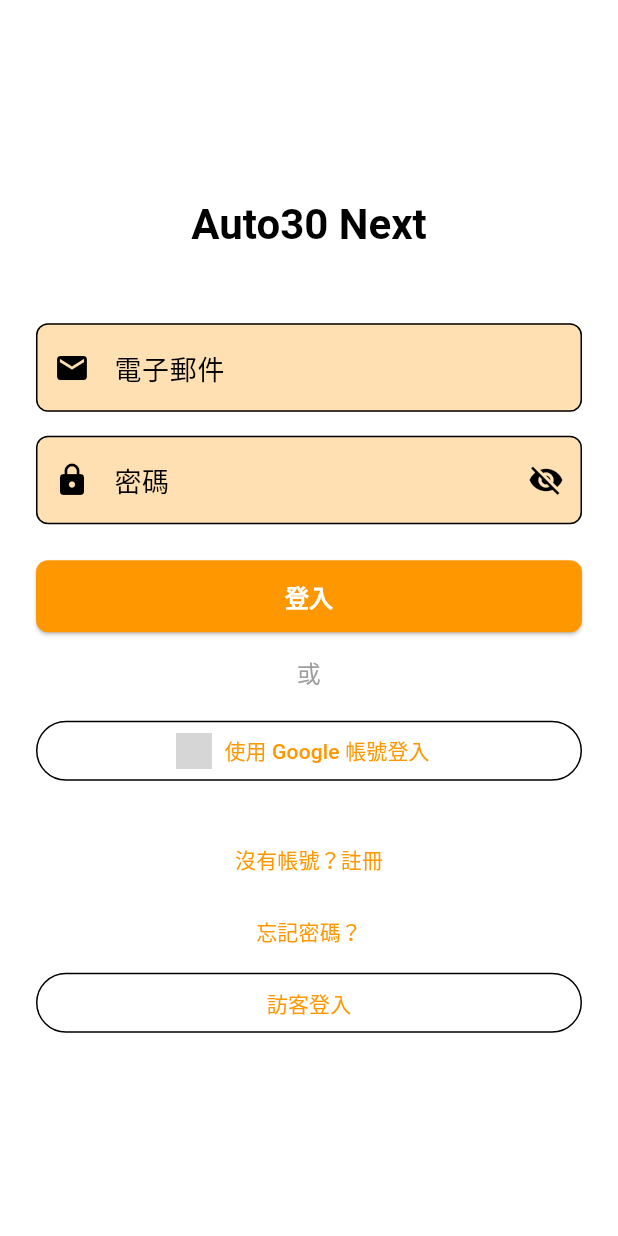
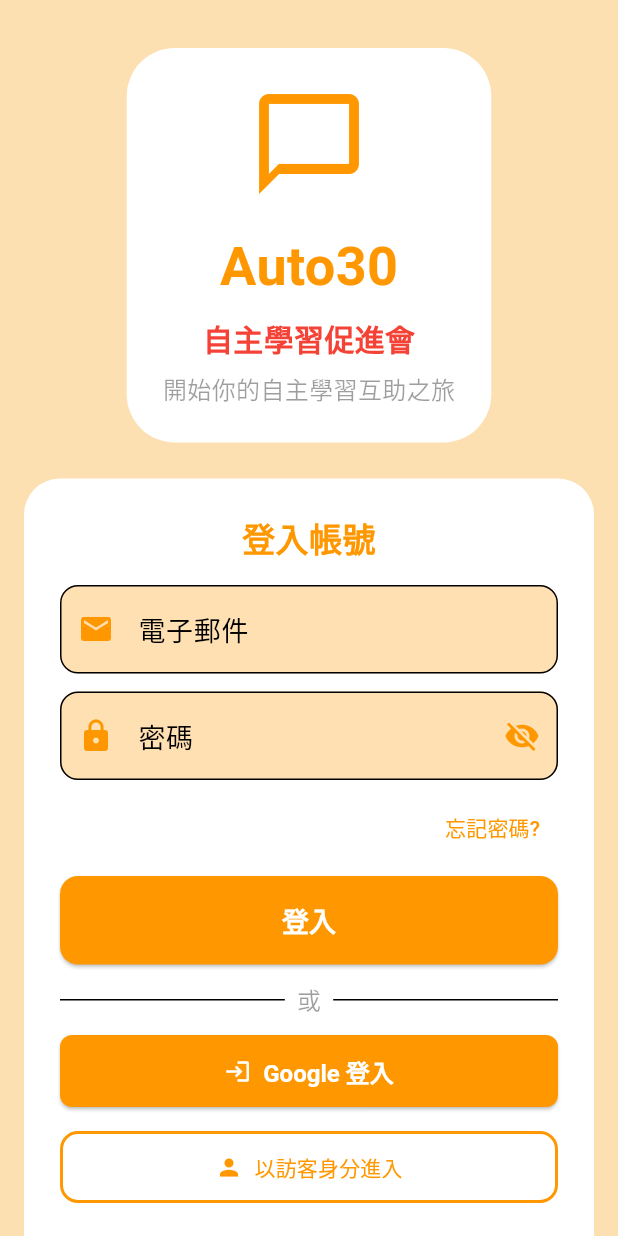
Before and after one commit to 3dw/auto30_next, a Flutter app: the screen it shows after launch, on a phone screen of 412 x 824 dp. Run offline on Flutter 3.47's test engine with Material 3 defaults, Android fonts, the phone set to English and light mode, and no system bars; our stand-ins replace firebase_auth, firebase_core, google_sign_in; missing offline and left inert: dart:html, dart:js, dart:ui_web; accounts and stored records are empty; grey boxes are pictures that could not be loaded.

Commit message:
work on #1 google 登入ＯＫ，接下來要處理 google 註冊

```diff
--- a/lib/features/auth/presentation/screens/login_screen.dart
+++ b/lib/features/auth/presentation/screens/login_screen.dart
@@ -1,9 +1,9 @@
 import 'package:flutter/material.dart';
 import 'package:provider/provider.dart';
 import 'package:auto30_next/features/auth/presentation/providers/auth_provider.dart';
-import 'package:auto30_next/core/config/app_config.dart';
 import 'package:auto30_next/features/auth/presentation/screens/register_screen.dart';
 import 'package:auto30_next/features/auth/presentation/screens/forgot_password_screen.dart';
+import 'package:auto30_next/features/auth/presentation/widgets/google_sign_in_button.dart';
 
 class LoginScreen extends StatefulWidget {
   const LoginScreen({super.key});
@@ -41,29 +41,55 @@ class _LoginScreenState extends State<LoginScreen> {
   @override
   Widget build(BuildContext context) {
     final authProvider = context.watch<AuthProvider>();
-
+    final theme = Theme.of(context);
     return Scaffold(
-      body: SafeArea(
-        child: Center(
+      backgroundColor: const Color(0xFFFDE0B2),
+      body: Center(
         child: SingleChildScrollView(
+          child: Column(
+            mainAxisAlignment: MainAxisAlignment.center,
+            children: [
+              // 上方 Logo 與標題
+              Container(
+                margin: const EdgeInsets.only(top: 32, bottom: 16),
                 padding: const EdgeInsets.all(24),
+                decoration: BoxDecoration(
+                  color: Colors.white,
+                  borderRadius: BorderRadius.circular(32),
+                ),
+                child: Column(
+                  children: [
+                    Icon(Icons.chat_bubble_outline, size: 80, color: Colors.orange),
+                    const SizedBox(height: 16),
+                    Text('Auto30', style: TextStyle(fontSize: 36, fontWeight: FontWeight.bold, color: Colors.orange)),
+                    const SizedBox(height: 8),
+                    Text('自主學習促進會', style: TextStyle(fontSize: 20, color: Colors.red, fontWeight: FontWeight.bold)),
+                    const SizedBox(height: 8),
+                    Text('開始你的自主學習互助之旅', style: TextStyle(fontSize: 16, color: Colors.black38)),
+                  ],
+                ),
+              ),
+              // 登入表單
+              Container(
+                margin: const EdgeInsets.symmetric(horizontal: 16, vertical: 8),
+                padding: const EdgeInsets.all(24),
+                decoration: BoxDecoration(
+                  color: Colors.white,
+                  borderRadius: BorderRadius.circular(24),
+                ),
                 child: Form(
                   key: _formKey,
                   child: Column(
-                mainAxisAlignment: MainAxisAlignment.center,
                     crossAxisAlignment: CrossAxisAlignment.stretch,
                     children: [
-                  Text(
-                    AppConfig.appName,
-                    style: Theme.of(context).textTheme.headlineMedium,
-                    textAlign: TextAlign.center,
-                  ),
-                  const SizedBox(height: 48),
+                      Text('登入帳號', style: TextStyle(fontSize: 22, color: Colors.orange, fontWeight: FontWeight.bold), textAlign: TextAlign.center),
+                      const SizedBox(height: 16),
                       TextFormField(
                         controller: _emailController,
-                    decoration: const InputDecoration(
+                        decoration: InputDecoration(
+                          prefixIcon: Icon(Icons.mail, color: Colors.orange),
                           labelText: '電子郵件',
-                      prefixIcon: Icon(Icons.email),
+                          border: OutlineInputBorder(borderRadius: BorderRadius.circular(12)),
                         ),
                         keyboardType: TextInputType.emailAddress,
                         validator: (value) {
@@ -76,18 +102,16 @@ class _LoginScreenState extends State<LoginScreen> {
                           return null;
                         },
                       ),
-                  const SizedBox(height: 16),
+                      const SizedBox(height: 12),
                       TextFormField(
                         controller: _passwordController,
+                        obscureText: _obscurePassword,
                         decoration: InputDecoration(
+                          prefixIcon: Icon(Icons.lock, color: Colors.orange),
                           labelText: '密碼',
-                      prefixIcon: const Icon(Icons.lock),
+                          border: OutlineInputBorder(borderRadius: BorderRadius.circular(12)),
                           suffixIcon: IconButton(
-                        icon: Icon(
-                          _obscurePassword
-                              ? Icons.visibility_off
-                              : Icons.visibility,
-                        ),
+                            icon: Icon(_obscurePassword ? Icons.visibility_off : Icons.visibility, color: Colors.orange),
                             onPressed: () {
                               setState(() {
                                 _obscurePassword = !_obscurePassword;
@@ -95,7 +119,6 @@ class _LoginScreenState extends State<LoginScreen> {
                             },
                           ),
                         ),
-                    obscureText: _obscurePassword,
                         validator: (value) {
                           if (value == null || value.isEmpty) {
                             return '請輸入密碼';
@@ -106,49 +129,80 @@ class _LoginScreenState extends State<LoginScreen> {
                           return null;
                         },
                       ),
-                  const SizedBox(height: 24),
-                  if (authProvider.error != null)
-                    Padding(
-                      padding: const EdgeInsets.only(bottom: 16),
-                      child: Text(
-                        authProvider.error!,
-                        style: TextStyle(
-                          color: Theme.of(context).colorScheme.error,
-                        ),
-                        textAlign: TextAlign.center,
+                      const SizedBox(height: 8),
+                      Align(
+                        alignment: Alignment.centerRight,
+                        child: TextButton(
+                          onPressed: () {
+                            Navigator.of(context).push(
+                              MaterialPageRoute(builder: (_) => const ForgotPasswordScreen()),
+                            );
+                          },
+                          child: Text('忘記密碼?', style: TextStyle(color: Colors.orange)),
                         ),
                       ),
+                      const SizedBox(height: 8),
                       ElevatedButton(
                         onPressed: authProvider.isLoading ? null : _handleLogin,
-                    child: authProvider.isLoading
-                        ? const CircularProgressIndicator()
-                        : const Text('登入'),
+                        style: ElevatedButton.styleFrom(
+                          backgroundColor: Colors.orange,
+                          foregroundColor: Colors.white,
+                          padding: const EdgeInsets.symmetric(vertical: 16),
+                          shape: RoundedRectangleBorder(borderRadius: BorderRadius.circular(12)),
                         ),
-                  const SizedBox(height: 16),
-                  const Text(
-                    '或',
-                    textAlign: TextAlign.center,
-                    style: TextStyle(
-                      color: Colors.grey,
+                        child: authProvider.isLoading ? const CircularProgressIndicator() : const Text('登入', style: TextStyle(fontSize: 18)),
                       ),
+                      const SizedBox(height: 12),
+                      Row(
+                        children: const [
+                          Expanded(child: Divider()),
+                          Padding(
+                            padding: EdgeInsets.symmetric(horizontal: 8),
+                            child: Text('或', style: TextStyle(color: Colors.black38)),
+                          ),
+                          Expanded(child: Divider()),
+                        ],
+                      ),
+                      const SizedBox(height: 12),
+                      // Google 登入按鈕
+                      GoogleSignInButton(
+                        webClientId: '701444204172-go0c55sc57ph6ltt4kacip6ofn7fb1ud.apps.googleusercontent.com',
+                        onSignIn: (user) async {
+                          if (user != null) {
+                            if (mounted) {
+                              ScaffoldMessenger.of(context).showSnackBar(
+                                SnackBar(
+                                  content: Text('歡迎回來，${user.displayName ?? '用戶'}！'),
+                                  backgroundColor: Colors.green,
+                                  duration: const Duration(seconds: 2),
+                                ),
+                              );
+                              Navigator.of(context).popUntil((route) => route.isFirst);
+                            }
+                          } else {
+                            if (mounted) {
+                              ScaffoldMessenger.of(context).showSnackBar(
+                                const SnackBar(
+                                  content: Text('Google 登入失敗'),
+                                  backgroundColor: Colors.red,
+                                ),
+                              );
+                            }
+                          }
+                        },
                       ),
                       const SizedBox(height: 16),
                       OutlinedButton.icon(
-                    onPressed: authProvider.isLoading
-                        ? null
-                        : () async {
-                            await authProvider.signInWithGoogle();
-                            if (authProvider.isAuthenticated) {
-                              Navigator.of(context).popUntil((route) => route.isFirst);
-                            }
-                          },
-                    icon: Image.network(
-                      'https://www.google.com/favicon.ico',
-                      height: 24,
+                        onPressed: authProvider.isLoading ? null : () => authProvider.signInAnonymously(),
+                        icon: Icon(Icons.person, color: Colors.orange),
+                        label: Text('以訪客身分進入', style: TextStyle(color: Colors.orange)),
+                        style: OutlinedButton.styleFrom(
+                          side: BorderSide(color: Colors.orange, width: 2),
+                          padding: const EdgeInsets.symmetric(vertical: 14),
+                          shape: RoundedRectangleBorder(borderRadius: BorderRadius.circular(12)),
                         ),
-                    label: const Text('使用 Google 帳號登入'),
                       ),
-                  const SizedBox(height: 24),
+                      const SizedBox(height: 8),
                       TextButton(
                         onPressed: () {
                           Navigator.of(context).push(
@@ -157,23 +211,11 @@ class _LoginScreenState extends State<LoginScreen> {
                         },
                         child: const Text('沒有帳號？註冊'),
                       ),
-                  TextButton(
-                    onPressed: () {
-                      Navigator.of(context).push(
-                        MaterialPageRoute(builder: (_) => const ForgotPasswordScreen()),
-                      );
-                    },
-                    child: const Text('忘記密碼？'),
-                  ),
-                  OutlinedButton(
-                    onPressed: authProvider.isLoading
-                        ? null
-                        : () => authProvider.signInAnonymously(),
-                    child: const Text('訪客登入'),
-                  ),
                     ],
                   ),
                 ),
+              ),
+            ],
           ),
         ),
       ),
--- /dev/null
+++ b/lib/features/auth/presentation/widgets/google_sign_in_button.dart
@@ -0,0 +1,102 @@
+import 'package:flutter/foundation.dart' show kIsWeb;
+import 'package:flutter/material.dart';
+import 'dart:ui_web' as ui;
+import 'dart:html' as html;
+import 'dart:js' as js;
+import 'package:firebase_auth/firebase_auth.dart';
+import 'package:google_sign_in/google_sign_in.dart';
+
+class GoogleSignInButton extends StatefulWidget {
+  final String webClientId;
+  final void Function(User?) onSignIn;
+  final String viewType;
+
+  const GoogleSignInButton({
+    super.key,
+    required this.webClientId,
+    required this.onSignIn,
+    this.viewType = 'gsi_button_html',
+  });
+
+  @override
+  State<GoogleSignInButton> createState() => _GoogleSignInButtonState();
+}
+
+class _GoogleSignInButtonState extends State<GoogleSignInButton> {
+  @override
+  void initState() {
+    super.initState();
+    if (kIsWeb) {
+      // 註冊 view factory
+      ui.platformViewRegistry.registerViewFactory(
+        widget.viewType,
+        (int viewId) => html.DivElement()..id = widget.viewType,
+      );
+
+      // 渲染 GSI 按鈕
+      Future.delayed(const Duration(milliseconds: 100), () {
+        js.context.callMethod('eval', ["""
+          if (window.google && window.google.accounts && window.google.accounts.id) {
+            window.google.accounts.id.initialize({
+              client_id: '${widget.webClientId}',
+              callback: (response) => {
+                window.dispatchEvent(new CustomEvent('gsi_callback', {detail: response.credential}))
+              }
+            });
+            window.google.accounts.id.renderButton(
+              document.getElementById('${widget.viewType}'),
+              { theme: 'outline', size: 'large', width: 240 }
+            );
+          }
+        """]);
+      });
+
+      // 監聽 GSI callback
+      html.window.addEventListener('gsi_callback', (event) async {
+        final customEvent = event as html.CustomEvent;
+        final idToken = customEvent.detail;
+        if (idToken != null) {
+          try {
+            final credential = GoogleAuthProvider.credential(idToken: idToken);
+            final userCredential = await FirebaseAuth.instance.signInWithCredential(credential);
+            widget.onSignIn(userCredential.user);
+          } catch (e) {
+            widget.onSignIn(null);
+          }
+        }
+      });
+    }
+  }
+
+  @override
+  Widget build(BuildContext context) {
+    if (kIsWeb) {
+      return SizedBox(
+        width: 240,
+        height: 50,
+        child: HtmlElementView(viewType: widget.viewType),
+      );
+    } else {
+      // 手機/桌面用原生按鈕
+      return ElevatedButton.icon(
+        icon: const Icon(Icons.login),
+        label: const Text('Google 登入'),
+        onPressed: () async {
+          final googleSignIn = GoogleSignIn();
+          final account = await googleSignIn.signIn();
+          if (account != null) {
+            final googleAuth = await account.authentication;
+            final credential = GoogleAuthProvider.credential(
+              accessToken: googleAuth.accessToken,
+              idToken: googleAuth.idToken,
+            );
+            final userCredential = await FirebaseAuth.instance.signInWithCredential(credential);
+            widget.onSignIn(userCredential.user);
+          } else {
+            widget.onSignIn(null);
+          }
+        },
+      );
+    }
+  }
+}
```
Also changed, not shown: lib/features/auth/presentation/screens/register_screen.dart (+27 -14 lines). Lines whose indentation alone changed are shown as unchanged.
